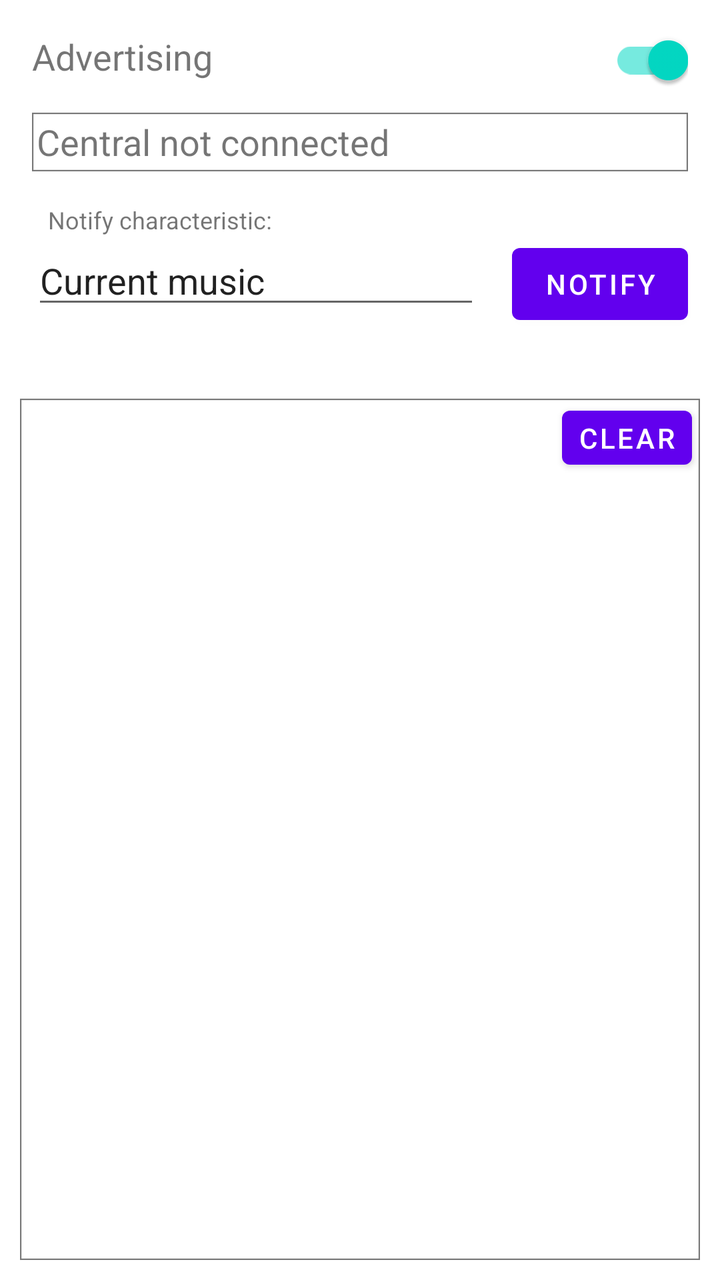
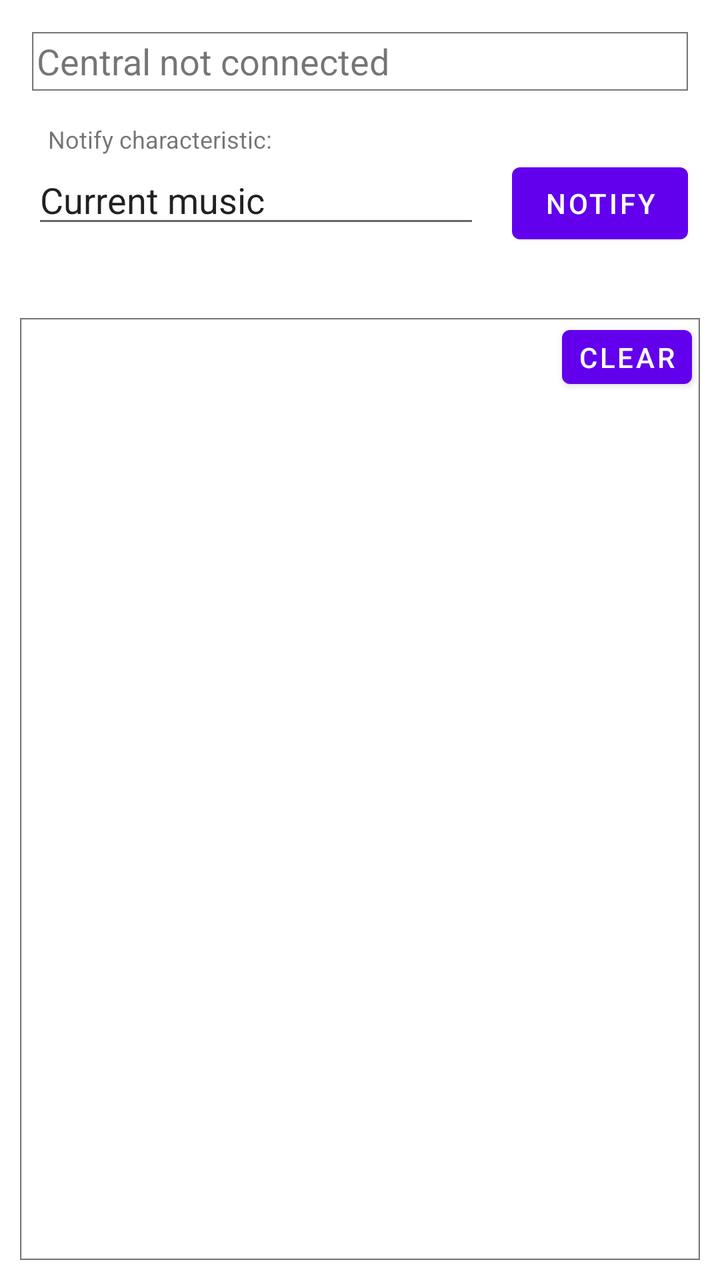

The first picture is an Android layout as it rendered before a commit; the second is the same layout after the commit. The layout source and the unified diff follow.
<!-- AndroidManifest.xml: application theme Theme.Twingo -->
<!-- res/layout/activity_main.xml -->
<?xml version="1.0" encoding="utf-8"?>
<androidx.constraintlayout.widget.ConstraintLayout xmlns:android="http://schemas.android.com/apk/res/android"
    xmlns:app="http://schemas.android.com/apk/res-auto"
    xmlns:tools="http://schemas.android.com/tools"
    android:layout_width="match_parent"
    android:layout_height="match_parent"
    android:layout_marginTop="96dp"
    tools:context=".MainActivity">

    <TextView
        android:id="@+id/textViewIsAdvertising"
        android:layout_width="wrap_content"
        android:layout_height="wrap_content"
        android:layout_marginStart="16dp"
        android:layout_marginTop="16dp"
        android:text="@string/text_static_is_advertising"
        android:textSize="18sp"
        app:layout_constraintStart_toStartOf="parent"
        app:layout_constraintTop_toTopOf="parent" />

    <com.google.android.material.switchmaterial.SwitchMaterial
        android:id="@+id/switchAdvertising"
        android:layout_width="wrap_content"
        android:layout_height="wrap_content"
        android:layout_marginEnd="16dp"
        android:checked="true"
        app:layout_constraintBaseline_toBaselineOf="@+id/textViewIsAdvertising"
        app:layout_constraintEnd_toEndOf="parent" />

    <TextView
        android:id="@+id/textViewConnectionState"
        android:layout_width="0dp"
        android:layout_height="wrap_content"
        android:layout_marginStart="16dp"
        android:layout_marginTop="16dp"
        android:layout_marginEnd="16dp"
        android:background="@drawable/img_gray_border"
        android:text="@string/text_disconnected"
        android:textSize="18sp"
        app:layout_constraintEnd_toEndOf="parent"
        app:layout_constraintStart_toStartOf="parent"
        app:layout_constraintTop_toBottomOf="@+id/textViewIsAdvertising" />

    <TextView
        android:id="@+id/textViewHintCurrentMusicCharacteristic"
        android:layout_width="wrap_content"
        android:layout_height="wrap_content"
        android:layout_marginStart="24dp"
        android:layout_marginTop="16dp"
        android:text="@string/text_static_current_music_characteristic"
        android:textSize="12sp"
        app:layout_constraintStart_toStartOf="parent"
        app:layout_constraintTop_toBottomOf="@+id/textViewConnectionState" />

    <TextView
        android:id="@+id/textViewSubscribers"
        android:layout_width="wrap_content"
        android:layout_height="wrap_content"
        android:layout_marginEnd="32dp"
        android:layout_marginBottom="8dp"
        android:text=""
        app:layout_constraintBottom_toTopOf="@+id/buttonNotify"
        app:layout_constraintEnd_toEndOf="parent" />

    <EditText
        android:id="@+id/editTextCurrentMusicCharacteristic"
        android:layout_width="0dp"
        android:layout_height="wrap_content"
        android:layout_marginStart="16dp"
        android:layout_marginEnd="16dp"
        android:autofillHints=""
        android:ems="10"
        android:inputType="text"
        android:text="Current music"
        app:layout_constraintEnd_toStartOf="@+id/buttonNotify"
        app:layout_constraintStart_toStartOf="parent"
        app:layout_constraintTop_toBottomOf="@+id/textViewHintCurrentMusicCharacteristic" />

    <Button
        android:id="@+id/buttonNotify"
        android:layout_width="wrap_content"
        android:layout_height="wrap_content"
        android:layout_marginEnd="16dp"
        android:onClick="onTapSend"
        android:text="@string/button_notify"
        app:layout_constraintBaseline_toBaselineOf="@+id/editTextCurrentMusicCharacteristic"
        app:layout_constraintEnd_toEndOf="parent" />

    <ImageView
        android:id="@+id/musicCover"
        android:layout_width="wrap_content"
        android:layout_height="wrap_content"
        android:layout_marginStart="16dp"
        android:layout_marginTop="16dp"
        android:contentDescription=""
        app:layout_constraintStart_toStartOf="parent"
        app:layout_constraintTop_toBottomOf="@+id/editTextCurrentMusicCharacteristic" />

    <ScrollView
        android:id="@+id/scrollViewLog"
        android:layout_width="match_parent"
        android:layout_height="0dp"
        android:layout_marginStart="10dp"
        android:layout_marginTop="24dp"
        android:layout_marginEnd="10dp"
        android:layout_marginBottom="10dp"
        android:layout_weight="1"
        android:background="@drawable/img_gray_border"
        app:layout_constraintBottom_toBottomOf="parent"
        app:layout_constraintEnd_toEndOf="parent"
        app:layout_constraintHorizontal_bias="0.0"
        app:layout_constraintStart_toStartOf="parent"
        app:layout_constraintTop_toBottomOf="@+id/musicCover">

        <TextView
            android:id="@+id/textViewLog"
            android:layout_width="wrap_content"
            android:layout_height="wrap_content" />

    </ScrollView>

    <Button
        android:id="@+id/buttonClearLog"
        android:layout_width="wrap_content"
        android:layout_height="wrap_content"
        android:layout_marginEnd="4dp"
        android:minWidth="48dip"
        android:minHeight="32dip"
        android:onClick="onTapClearLog"
        android:paddingLeft="8dp"
        android:paddingTop="4dp"
        android:paddingRight="8dp"
        android:paddingBottom="4dp"
        android:text="@string/button_clear_log"
        app:layout_constraintEnd_toEndOf="@+id/scrollViewLog"
        app:layout_constraintTop_toTopOf="@+id/scrollViewLog" />

</androidx.constraintlayout.widget.ConstraintLayout>
<!-- resources referenced by this layout -->
<resources>
  <!-- drawable img_gray_border: png bitmap (drawable-hdpi, 338 bytes) -->
  <string name="button_clear_log">Clear</string>
  <string name="button_notify">Notify</string>
  <string name="text_disconnected">Central not connected</string>
  <string name="text_static_current_music_characteristic">Notify characteristic:</string>
  <string name="text_static_is_advertising">Advertising</string>
  <style name="Theme.Twingo" parent="Theme.MaterialComponents.DayNight.DarkActionBar">
          
          <item name="colorPrimary">@color/purple_500</item>
          <item name="colorPrimaryVariant">@color/purple_700</item>
          <item name="colorOnPrimary">@color/white</item>
          
          <item name="colorSecondary">@color/teal_200</item>
          <item name="colorSecondaryVariant">@color/teal_700</item>
          <item name="colorOnSecondary">@color/black</item>
          
          <item name="android:statusBarColor" tools:targetApi="l">?attr/colorPrimaryVariant</item>
          
      </style>
  <color name="purple_500">#FF6200EE</color>
  <color name="purple_700">#FF3700B3</color>
  <color name="white">#FFFFFFFF</color>
  <color name="teal_200">#FF03DAC5</color>
  <color name="teal_700">#FF018786</color>
  <color name="black">#FF000000</color>
</resources>

<!-- the commit's change to res/layout/activity_main.xml (unified diff, before → after) -->
@@ -8,26 +8,6 @@
     tools:context=".MainActivity">
 
     <TextView
-        android:id="@+id/textViewIsAdvertising"
-        android:layout_width="wrap_content"
-        android:layout_height="wrap_content"
-        android:layout_marginStart="16dp"
-        android:layout_marginTop="16dp"
-        android:text="@string/text_static_is_advertising"
-        android:textSize="18sp"
-        app:layout_constraintStart_toStartOf="parent"
-        app:layout_constraintTop_toTopOf="parent" />
-
-    <com.google.android.material.switchmaterial.SwitchMaterial
-        android:id="@+id/switchAdvertising"
-        android:layout_width="wrap_content"
-        android:layout_height="wrap_content"
-        android:layout_marginEnd="16dp"
-        android:checked="true"
-        app:layout_constraintBaseline_toBaselineOf="@+id/textViewIsAdvertising"
-        app:layout_constraintEnd_toEndOf="parent" />
-
-    <TextView
         android:id="@+id/textViewConnectionState"
         android:layout_width="0dp"
         android:layout_height="wrap_content"
@@ -35,11 +15,11 @@
         android:layout_marginTop="16dp"
         android:layout_marginEnd="16dp"
         android:background="@drawable/img_gray_border"
-        android:text="@string/text_disconnected"
+        android:text="@string/textDisconnected"
         android:textSize="18sp"
         app:layout_constraintEnd_toEndOf="parent"
         app:layout_constraintStart_toStartOf="parent"
-        app:layout_constraintTop_toBottomOf="@+id/textViewIsAdvertising" />
+        app:layout_constraintTop_toTopOf="parent" />
 
     <TextView
         android:id="@+id/textViewHintCurrentMusicCharacteristic"
@@ -47,20 +27,10 @@
         android:layout_height="wrap_content"
         android:layout_marginStart="24dp"
         android:layout_marginTop="16dp"
-        android:text="@string/text_static_current_music_characteristic"
+        android:text="@string/textStaticCurrentMusicCharacteristic"
         android:textSize="12sp"
         app:layout_constraintStart_toStartOf="parent"
         app:layout_constraintTop_toBottomOf="@+id/textViewConnectionState" />
-
-    <TextView
-        android:id="@+id/textViewSubscribers"
-        android:layout_width="wrap_content"
-        android:layout_height="wrap_content"
-        android:layout_marginEnd="32dp"
-        android:layout_marginBottom="8dp"
-        android:text=""
-        app:layout_constraintBottom_toTopOf="@+id/buttonNotify"
-        app:layout_constraintEnd_toEndOf="parent" />
 
     <EditText
         android:id="@+id/editTextCurrentMusicCharacteristic"
@@ -82,7 +52,7 @@
         android:layout_height="wrap_content"
         android:layout_marginEnd="16dp"
         android:onClick="onTapSend"
-        android:text="@string/button_notify"
+        android:text="@string/buttonNotify"
         app:layout_constraintBaseline_toBaselineOf="@+id/editTextCurrentMusicCharacteristic"
         app:layout_constraintEnd_toEndOf="parent" />
 
@@ -94,6 +64,16 @@
         android:layout_marginTop="16dp"
         android:contentDescription=""
         app:layout_constraintStart_toStartOf="parent"
+        app:layout_constraintTop_toBottomOf="@+id/editTextCurrentMusicCharacteristic" />
+
+    <ImageView
+        android:id="@+id/grayscaleMusicCover"
+        android:layout_width="wrap_content"
+        android:layout_height="wrap_content"
+        android:layout_marginStart="16dp"
+        android:layout_marginTop="16dp"
+        android:contentDescription=""
+        app:layout_constraintStart_toEndOf="@+id/musicCover"
         app:layout_constraintTop_toBottomOf="@+id/editTextCurrentMusicCharacteristic" />
 
     <ScrollView
@@ -131,7 +111,7 @@
         android:paddingTop="4dp"
         android:paddingRight="8dp"
         android:paddingBottom="4dp"
-        android:text="@string/button_clear_log"
+        android:text="@string/buttonClearLogs"
         app:layout_constraintEnd_toEndOf="@+id/scrollViewLog"
         app:layout_constraintTop_toTopOf="@+id/scrollViewLog" />
 
<!-- resource entries referenced after the edit -->
@@ -1,11 +1,10 @@
 <!-- resources referenced by this layout -->
 <resources>
   <!-- drawable img_gray_border: png bitmap (drawable-hdpi, 338 bytes) -->
-  <string name="button_clear_log">Clear</string>
-  <string name="button_notify">Notify</string>
-  <string name="text_disconnected">Central not connected</string>
-  <string name="text_static_current_music_characteristic">Notify characteristic:</string>
-  <string name="text_static_is_advertising">Advertising</string>
+  <string name="buttonClearLogs">Clear</string>
+  <string name="buttonNotify">Notify</string>
+  <string name="textDisconnected">Central not connected</string>
+  <string name="textStaticCurrentMusicCharacteristic">Notify characteristic:</string>
   <style name="Theme.Twingo" parent="Theme.MaterialComponents.DayNight.DarkActionBar">
           
           <item name="colorPrimary">@color/purple_500</item>
